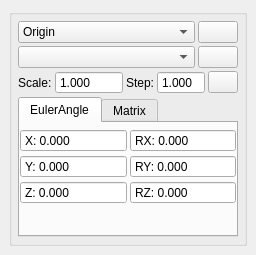
Above: cloudtool/edit/coordinate.ui from alex-hjm/cloudtool before the change. Below: the same form after it.
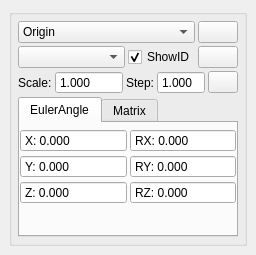
That is the form after the change. Icons and pictures are not drawn.

Patch:
```diff
--- a/cloudtool/edit/coordinate.ui
+++ b/cloudtool/edit/coordinate.ui
@@ -6,7 +6,7 @@
    <rect>
     <x>0</x>
     <y>0</y>
-    <width>240</width>
+    <width>242</width>
     <height>255</height>
    </rect>
   </property>
@@ -103,6 +103,16 @@
            </property>
           </widget>
          </item>
+         <item>
+          <widget class="QCheckBox" name="check_showid">
+           <property name="text">
+            <string>ShowID</string>
+           </property>
+           <property name="checked">
+            <bool>true</bool>
+           </property>
+          </widget>
+         </item>
          <item>
           <widget class="QPushButton" name="btn_remove">
            <property name="text">
```
Left out of the diff: 6 changed lines with no effect on the pictures.
